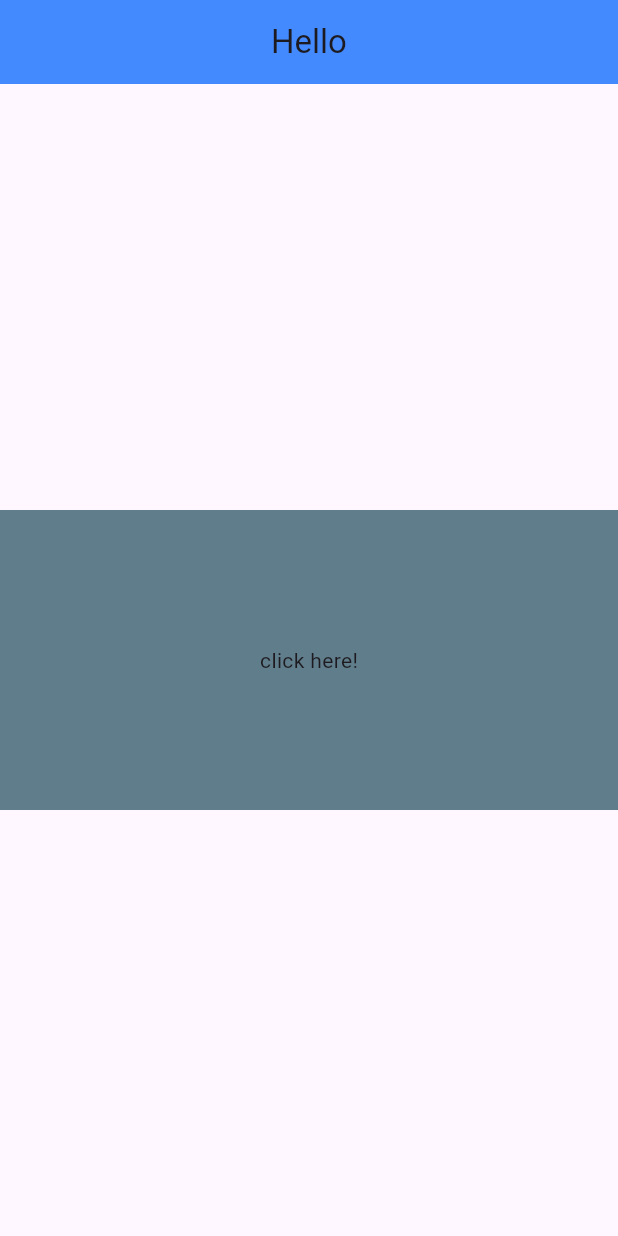
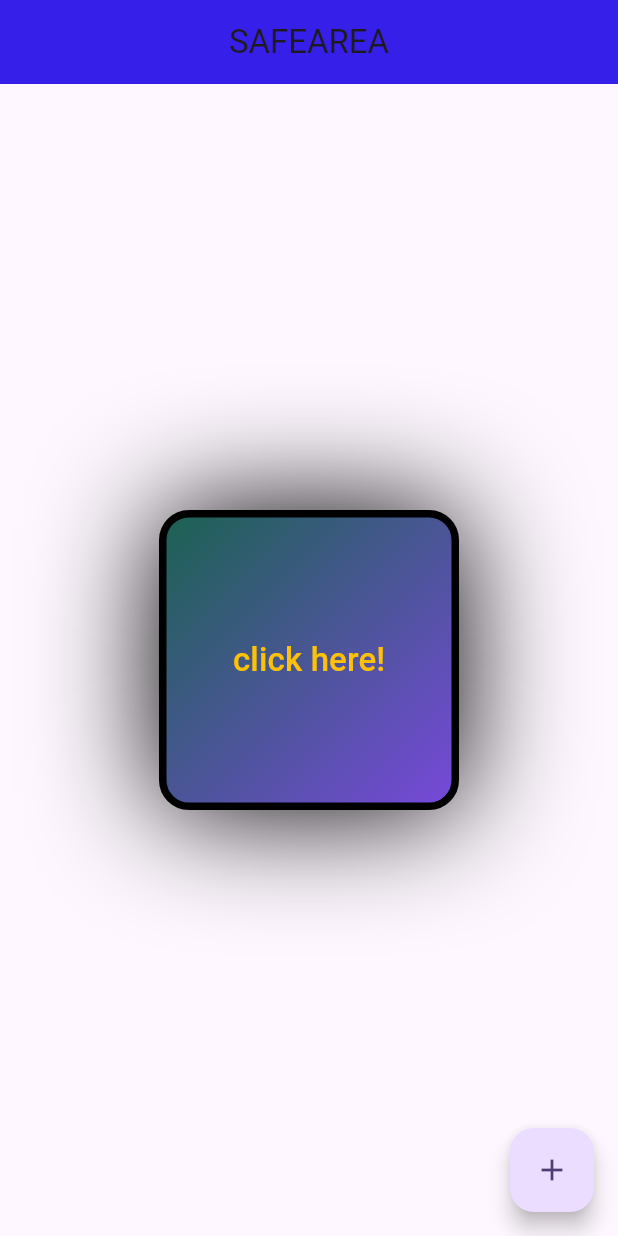
Before and after one commit to pkathiriya62/flutter, a Flutter app: the screen it shows after launch, on a phone screen of 412 x 824 dp. Run offline on Flutter 3.47's test engine with Material 2 defaults, Android fonts, the phone set to English and light mode, and no system bars; our stand-ins replace google_fonts.

```diff
--- a/lib/main.dart
+++ b/lib/main.dart
@@ -1,5 +1,5 @@
-//import 'package:first_project/safearea.dart';
-import 'package:first_project/screen.dart';
+import 'package:first_project/safearea.dart';
+//import 'package:first_project/screen.dart';
 //import 'package:first_project/stf_stl.dart';
 import 'package:flutter/material.dart';
 
@@ -19,7 +19,7 @@ class MyApp extends StatelessWidget {
         colorScheme: ColorScheme.fromSeed(seedColor: Colors.deepPurple),
         useMaterial3: true,
       ),
-      home: const HomeScreen(),
+      home: const SafeAreaScreen(),
     );
   }
 }
--- a/lib/safearea.dart
+++ b/lib/safearea.dart
@@ -1,4 +1,5 @@
 import 'package:flutter/material.dart';
+import 'package:google_fonts/google_fonts.dart';
 
 class SafeAreaScreen extends StatefulWidget {
   const SafeAreaScreen({super.key});
@@ -50,11 +51,10 @@ class _SafeAreaScreenState extends State<SafeAreaScreen> {
                 onPressed: () {},
                 child: Text(
                   'click here!',
-                  style: TextStyle(
-                    fontSize: 14,
-                    fontWeight: FontWeight.w700,
+                  style: GoogleFonts.aBeeZee(
+                    fontSize: 22,
                     color: Colors.amber,
-                  ),
+                  )
                 )),
           ),
         ),
--- a/lib/screen.dart
+++ /dev/null
@@ -1,29 +0,0 @@
-import 'package:flutter/material.dart';
-
-class HomeScreen extends StatefulWidget {
-  const HomeScreen({super.key});
-
-  @override
-  State<HomeScreen> createState() => _HomeScreenState();
-}
-
-class _HomeScreenState extends State<HomeScreen> {
-  @override
-  Widget build(BuildContext context) {
-    return Scaffold(
-      appBar: AppBar(
-        backgroundColor: Colors.blueAccent,
-        title: Center(child: Text('Hello')),
-      ),
-      body:Center(
-        child: Container(
-          height:200,
-          width: double.infinity,
-          color: Colors.blueGrey,
-          child: Center(child: Text('click here!')),
-
-        ),
-      )
-    );
-  }
-}
```
Also changed, not shown: pubspec.yaml (+6 -5 lines), assets/fonts/Agbalumo-Regular.ttf (added), pubspec.lock, 1 other file.
